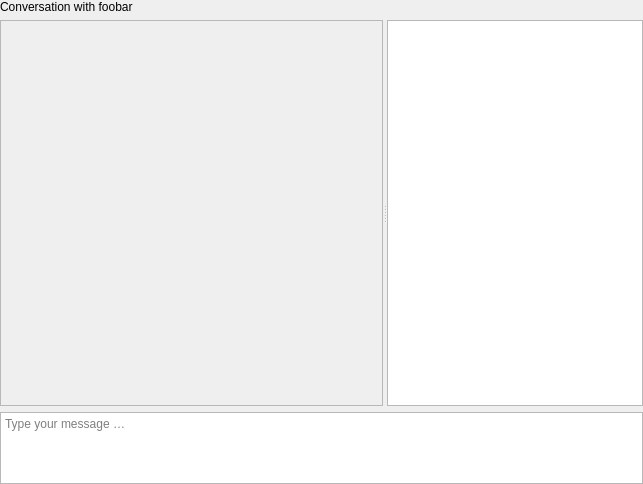
Qt form data/p2p_conversation.ui (jabbercat/jabbercat) before a commit.
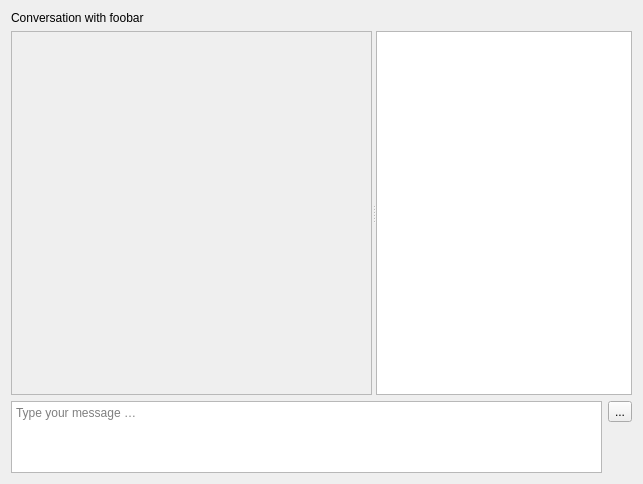
The same form after that commit. Icons and pictures are not drawn. Custom widgets are drawn as their Qt base class.

Commit message: conversation: implement sending of files via http upload

What changed in the file:
```diff
--- a/data/p2p_conversation.ui
+++ b/data/p2p_conversation.ui
@@ -13,19 +13,7 @@
   <property name="windowTitle">
    <string>Form</string>
   </property>
-  <layout class="QVBoxLayout" name="verticalLayout">
-   <property name="leftMargin">
-    <number>0</number>
-   </property>
-   <property name="topMargin">
-    <number>0</number>
-   </property>
-   <property name="rightMargin">
-    <number>0</number>
-   </property>
-   <property name="bottomMargin">
-    <number>0</number>
-   </property>
+  <layout class="QVBoxLayout" name="verticalLayout_2">
    <item>
     <widget class="QLabel" name="title_label">
      <property name="text">
@@ -69,6 +57,8 @@
     </widget>
    </item>
    <item>
+    <layout class="QHBoxLayout" name="horizontalLayout">
+     <item>
     <widget class="MessageInput" name="message_input">
      <property name="sizePolicy">
       <sizepolicy hsizetype="Expanding" vsizetype="Preferred">
@@ -87,7 +77,48 @@
      </property>
     </widget>
    </item>
-  </layout>
+     <item>
+      <layout class="QVBoxLayout" name="verticalLayout">
+       <item>
+        <widget class="QToolButton" name="btnSendFile">
+         <property name="text">
+          <string>...</string>
+         </property>
+        </widget>
+       </item>
+       <item>
+        <spacer name="verticalSpacer">
+         <property name="orientation">
+          <enum>Qt::Vertical</enum>
+         </property>
+         <property name="sizeHint" stdset="0">
+          <size>
+           <width>20</width>
+           <height>40</height>
+          </size>
+         </property>
+        </spacer>
+       </item>
+      </layout>
+     </item>
+    </layout>
+   </item>
+  </layout>
+  <action name="action_send_file">
+   <property name="enabled">
+    <bool>false</bool>
+   </property>
+   <property name="icon">
+    <iconset theme="document-send">
+     <normaloff>.</normaloff>.</iconset>
+   </property>
+   <property name="text">
+    <string>Send file</string>
+   </property>
+   <property name="shortcut">
+    <string>Ctrl+O</string>
+   </property>
+  </action>
   <zorder>splitter</zorder>
   <zorder>title_label</zorder>
   <zorder>history_frame</zorder>
```
Left out of the diff: 3 changed lines with no effect on the pictures. Lines whose indentation alone changed are shown as unchanged. The commit also changes 1 other file.
